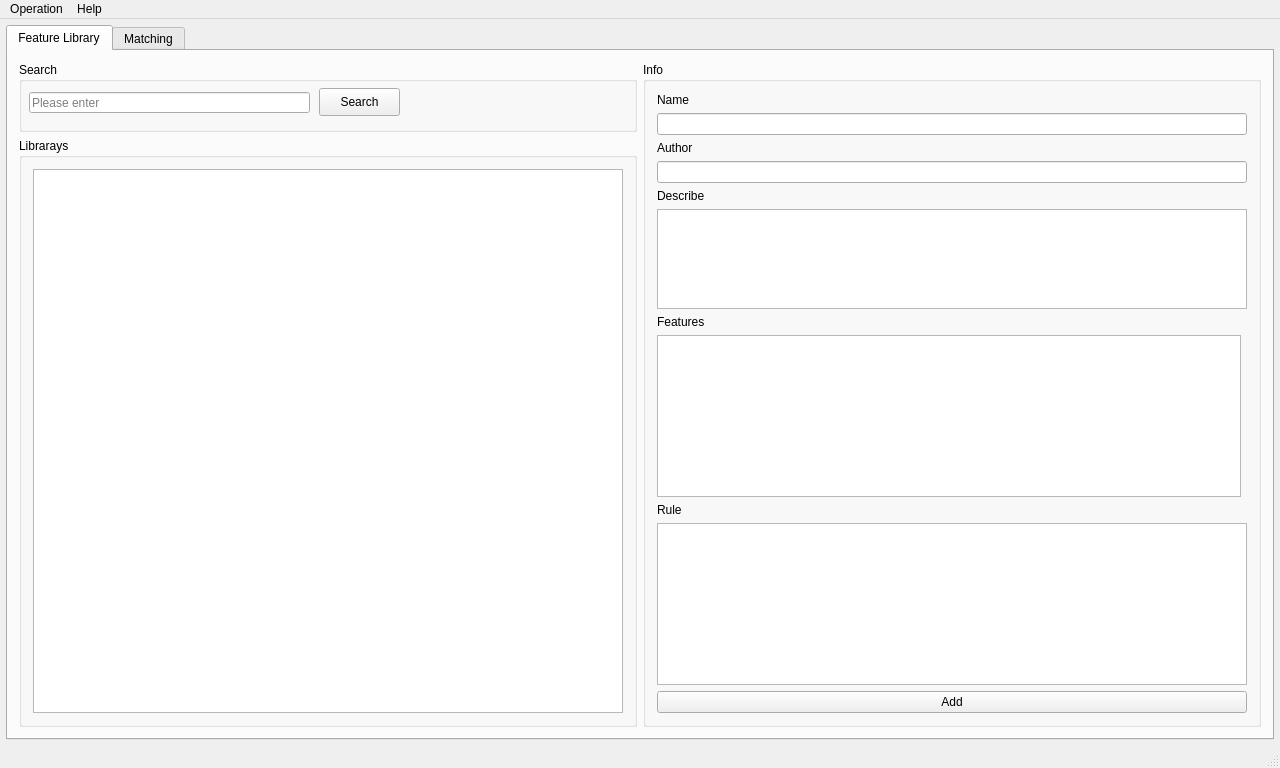
Qt form FireDogEditor/FireDogEditor.ui (MountCloud/FireDog) before a commit.
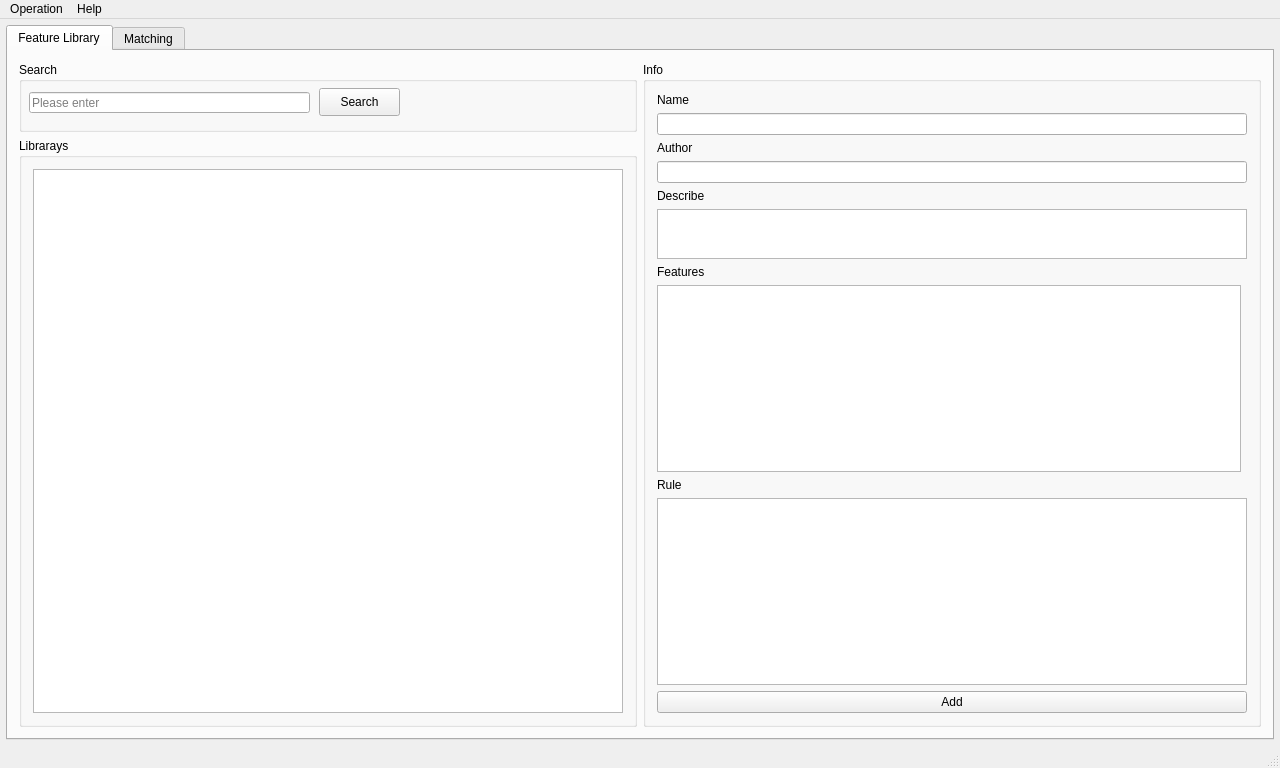
The same form after that commit.

Patch:
```diff
--- a/FireDogEditor/FireDogEditor.ui
+++ b/FireDogEditor/FireDogEditor.ui
@@ -174,7 +174,11 @@
             </widget>
            </item>
            <item row="9" column="0" colspan="2">
-            <widget class="QTreeView" name="treeView"/>
+            <widget class="QTreeView" name="treeViewLibraryInfoRules">
+             <property name="headerHidden">
+              <bool>true</bool>
+             </property>
+            </widget>
            </item>
            <item row="1" column="0" colspan="2">
             <widget class="QLineEdit" name="lineEditLibraryInfoName">
@@ -191,13 +195,13 @@
              <property name="minimumSize">
               <size>
                <width>0</width>
-               <height>100</height>
+               <height>50</height>
               </size>
              </property>
              <property name="maximumSize">
               <size>
                <width>16777215</width>
-               <height>100</height>
+               <height>50</height>
               </size>
              </property>
             </widget>
```
